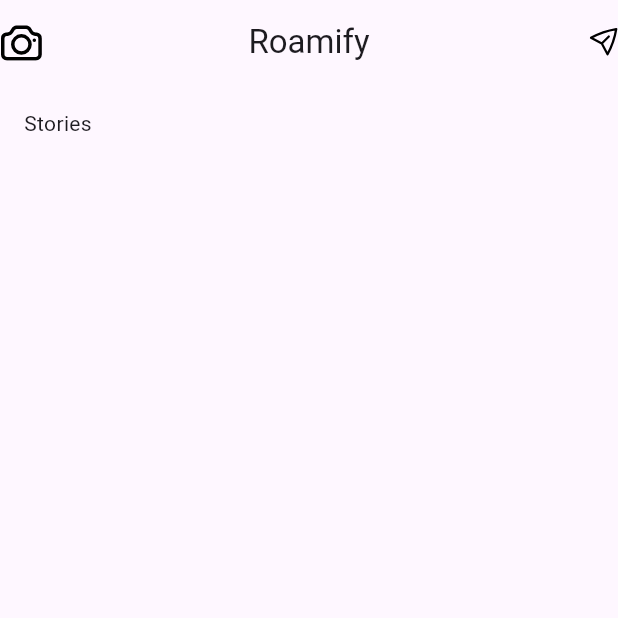
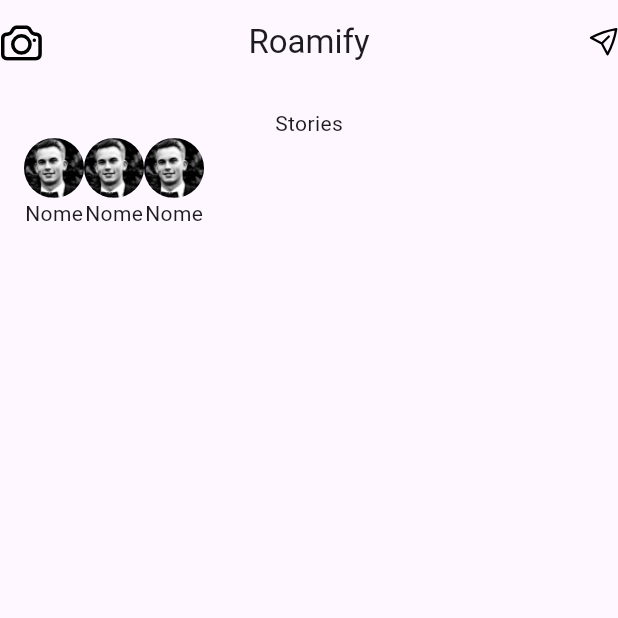
Before and after one commit to ProfessorAndersonChoren/appII_sao_leopoldo_morning, a Flutter app: the screen it shows after launch, on a phone screen of 412 x 824 dp, the top half of it. Run offline on Flutter 3.47's test engine with Material 3 defaults, Android fonts, the phone set to English and light mode, and no system bars; our stand-ins replace flutter_svg.

Commit message:
App Roamify - Tela inicial - Componente Story

```diff
--- a/roamify/lib/screens/home/components/stories.dart
+++ b/roamify/lib/screens/home/components/stories.dart
@@ -1,4 +1,5 @@
 import 'package:flutter/material.dart';
+import 'package:roamify/screens/home/components/story.dart';
 
 class Stories extends StatelessWidget {
   const Stories({super.key});
@@ -8,6 +9,13 @@ class Stories extends StatelessWidget {
     return const Column(
       children: [
         Text('Stories'),
+        Row(
+          children: [
+            Story(),
+            Story(),
+            Story(),
+          ],
+        ),
       ],
     );
   }
--- /dev/null
+++ b/roamify/lib/screens/home/components/story.dart
@@ -0,0 +1,17 @@
+import 'package:flutter/material.dart';
+
+class Story extends StatelessWidget {
+  const Story({super.key});
+
+  @override
+  Widget build(BuildContext context) {
+    return Column(
+      children: [
+        CircleAvatar(
+          backgroundImage: AssetImage('assets/ic_avatar_1.jpg'),
+        ),
+        Text('Nome'),
+      ],
+    );
+  }
+}
```
